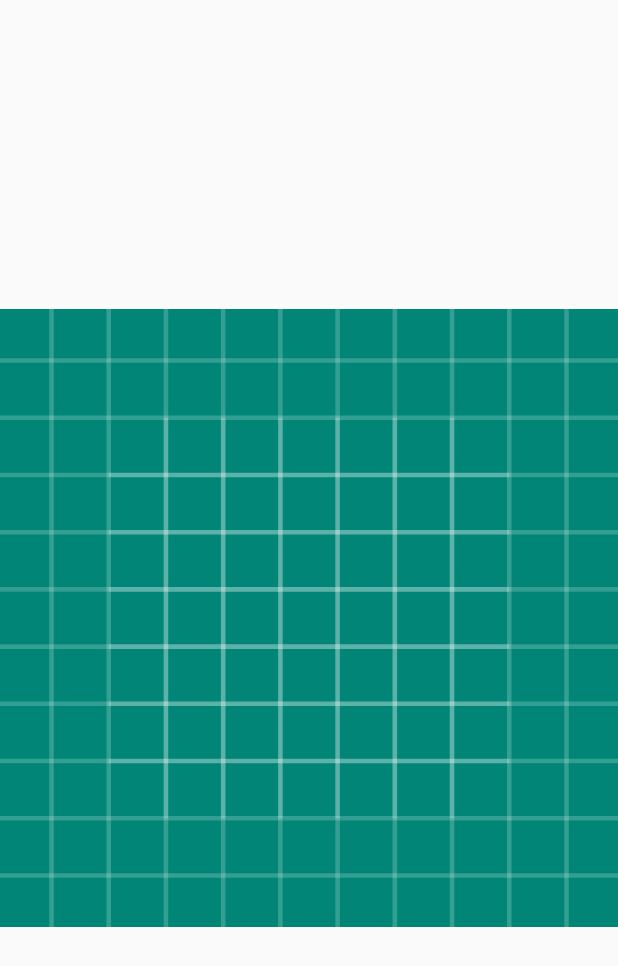
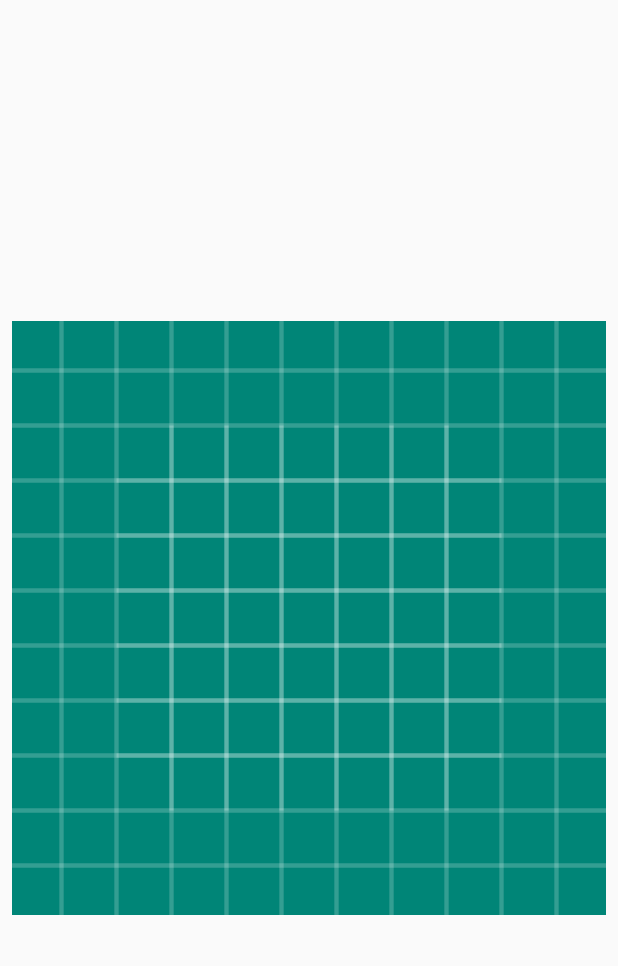
Before and after one commit to dvhwang/Group2, an Android app: the layout activity_detail_fragment.xml on its own in the app's theme, with its tools: preview values and no code run, on a phone screen of 412 x 824 dp. Shown: the top 966 px of the screen. Run offline under Robolectric (Android 15) with nearby library versions, the phone set to English and light mode, and no system bars.

Commit message:
DetailFragment

```diff
--- a/app/src/main/java/com/example/group2/DetailFragment.java
+++ b/app/src/main/java/com/example/group2/DetailFragment.java
@@ -1,5 +1,6 @@
 package com.example.group2;
 
+import android.graphics.drawable.Drawable;
 import android.support.v4.app.Fragment;
 import android.support.v7.app.AppCompatActivity;
 import android.os.Bundle;
@@ -20,7 +21,6 @@ public class DetailFragment extends Fragment {
             framework = Framework.getFramework(getArguments().getString(ARG_ITEM_ID));
             this.getActivity().setTitle(framework.getName());
         }
-        //setContentView(R.layout.activity_detail_fragment);
     }
 
     @Override
@@ -28,7 +28,9 @@ public class DetailFragment extends Fragment {
         View rootView = inflater.inflate(R.layout.activity_detail_fragment, container, false);
 
         if(framework != null){
-            ((ImageView) rootView.findViewById(R.id.mainView)).setImageResource(framework.getDetailImage());
+            ImageView imageView = rootView.findViewById(R.id.mainView);
+            imageView.setImageResource(framework.getDetailImage());
+            //((ImageView)rootView.findViewById(R.id.mainView)).setImageResource(framework.getDetailImage());
         }
         return rootView;
     }
--- a/app/src/main/java/com/example/group2/FrameworkAdapter.java
+++ b/app/src/main/java/com/example/group2/FrameworkAdapter.java
@@ -2,7 +2,6 @@ package com.example.group2;
 
 import android.content.Context;
 import android.content.Intent;
-import android.graphics.drawable.Drawable;
 import android.os.Bundle;
 import android.support.v7.widget.RecyclerView;
 import android.view.LayoutInflater;
--- a/app/src/main/res/layout/activity_detail_fragment.xml
+++ b/app/src/main/res/layout/activity_detail_fragment.xml
@@ -10,6 +10,12 @@
         android:id="@+id/mainView"
         android:layout_width="0dp"
         android:layout_height="0dp"
+        android:layout_marginStart="8dp"
+        android:layout_marginLeft="8dp"
+        android:layout_marginTop="8dp"
+        android:layout_marginEnd="8dp"
+        android:layout_marginRight="8dp"
+        android:layout_marginBottom="8dp"
         android:src="@drawable/ic_launcher_background"
         app:layout_constraintBottom_toBottomOf="parent"
         app:layout_constraintEnd_toEndOf="parent"
```
Also changed, not shown: app/src/main/res/layout/activity_detail.xml (+3 -7 lines).
